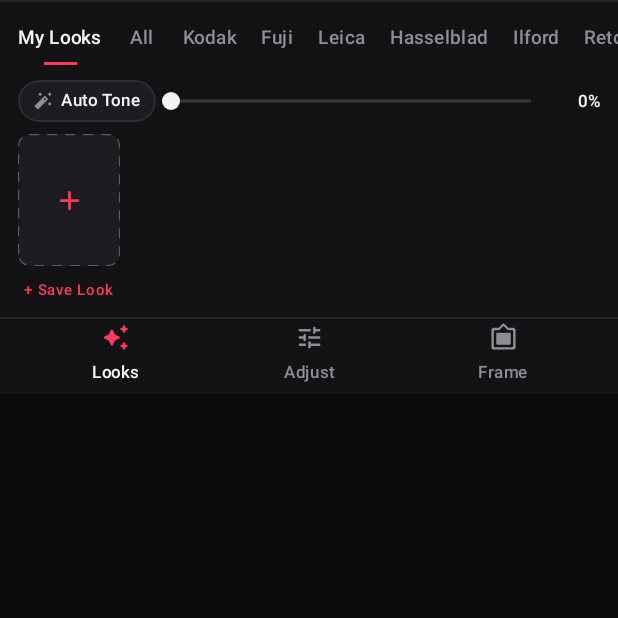
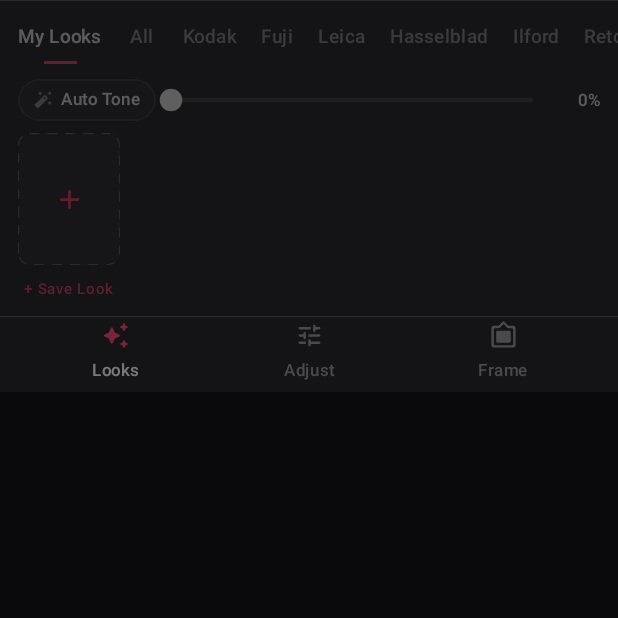
Before and after one commit to soju-sec/looklite, an Android app built with Jetpack Compose: the composable StudioWorkbench called with empty values, on a phone screen of 412 x 824 dp, the top half of it. Run offline under Robolectric (Android 15) with nearby library versions, the phone set to English and light mode, and no system bars.

Commit message:
fix(crash): provide LocalActivityResultRegistryOwner for localized context, replace demo image with Apple-style empty state, and lock editing until photo is loaded

```diff
--- a/app/src/main/java/app/looklite/android/ui/components/StudioWorkbench.kt
+++ b/app/src/main/java/app/looklite/android/ui/components/StudioWorkbench.kt
@@ -15,6 +15,7 @@ import androidx.compose.material3.*
 import androidx.compose.runtime.*
 import androidx.compose.ui.Alignment
 import androidx.compose.ui.Modifier
+import androidx.compose.ui.draw.alpha
 import androidx.compose.ui.draw.clip
 import androidx.compose.ui.geometry.CornerRadius
 import androidx.compose.ui.geometry.Offset
@@ -22,6 +23,7 @@ import androidx.compose.ui.graphics.Color
 import androidx.compose.ui.graphics.ImageBitmap
 import androidx.compose.ui.graphics.PathEffect
 import androidx.compose.ui.graphics.SolidColor
+import androidx.compose.ui.graphics.StrokeCap
 import androidx.compose.ui.graphics.drawscope.Stroke
 import androidx.compose.ui.graphics.vector.ImageVector
 import androidx.compose.ui.hapticfeedback.HapticFeedbackType
@@ -57,6 +59,7 @@ enum class AdjustSubTab(val labelResId: Int) {
 
 @Composable
 fun StudioWorkbench(
+    isEnabled: Boolean,
     activeTab: WorkbenchTab,
     onTabSelected: (WorkbenchTab) -> Unit,
     // Looks Tab
@@ -95,18 +98,30 @@ fun StudioWorkbench(
             .fillMaxWidth()
             .background(StudioWorkbenchBg)
     ) {
-        // Hairline top border separating canvas from docked workbench
+        // Apple 0.5.dp hairline separator
         Box(
             modifier = Modifier
                 .fillMaxWidth()
-                .height(1.dp)
+                .height(0.5.dp)
                 .background(StudioHairlineBorder)
         )
 
-        // Active Workbench Panel
+        // Active Workbench Panel (dimmed & locked when no photo is loaded)
         Box(
             modifier = Modifier
                 .fillMaxWidth()
+                .alpha(if (isEnabled) 1f else 0.32f)
+                .then(
+                    if (!isEnabled) {
+                        Modifier.pointerInput(Unit) {
+                            awaitPointerEventScope {
+                                while (true) {
+                                    awaitPointerEvent().changes.forEach { it.consume() }
+                                }
+                            }
+                        }
+                    } else Modifier
+                )
                 .padding(top = 8.dp, bottom = 6.dp)
         ) {
             when (activeTab) {
@@ -147,11 +162,11 @@ fun StudioWorkbench(
             }
         }
 
-        // Hairline divider above bottom 3-tab bar
+        // Apple 0.5.dp hairline divider above bottom 3-tab bar
         Box(
             modifier = Modifier
                 .fillMaxWidth()
-                .height(1.dp)
+                .height(0.5.dp)
                 .background(StudioHairlineBorder)
         )
 
@@ -161,6 +176,18 @@ fun StudioWorkbench(
                 .fillMaxWidth()
                 .navigationBarsPadding()
                 .height(50.dp)
+                .alpha(if (isEnabled) 1f else 0.45f)
+                .then(
+                    if (!isEnabled) {
+                        Modifier.pointerInput(Unit) {
+                            awaitPointerEventScope {
+                                while (true) {
+                                    awaitPointerEvent().changes.forEach { it.consume() }
+                                }
+                            }
+                        }
+                    } else Modifier
+                )
                 .background(StudioWorkbenchBg)
                 .padding(horizontal = 12.dp),
             verticalAlignment = Alignment.CenterVertically,
@@ -919,45 +946,47 @@ fun BorderlessSlider(
             val frac = ((currentValue - min) / (max - min)).coerceIn(0f, 1f)
             val thumbX = frac * size.width
 
-            // Base hairline track
+            // Apple-style rounded 3.dp track
             drawLine(
                 color = Color(0x28FFFFFF),
                 start = Offset(0f, y),
                 end = Offset(size.width, y),
-                strokeWidth = 2.dp.toPx()
+                strokeWidth = 3.dp.toPx(),
+                cap = StrokeCap.Round
             )
 
             // Center detent tick & active fill
             if (hasCenterDetent) {
                 val zeroFrac = (0f - min) / (max - min)
                 val zeroX = zeroFrac * size.width
-                // Active segment from 0 to thumb
                 drawLine(
                     color = StudioAccent,
                     start = Offset(zeroX, y),
                     end = Offset(thumbX, y),
-                    strokeWidth = 2.dp.toPx()
+                    strokeWidth = 3.dp.toPx(),
+                    cap = StrokeCap.Round
                 )
-                // Center detent tick mark
                 drawLine(
-                    color = Color(0x88FFFFFF),
+                    color = Color(0x99FFFFFF),
                     start = Offset(zeroX, y - 5.dp.toPx()),
                     end = Offset(zeroX, y + 5.dp.toPx()),
-                    strokeWidth = 1.5.dp.toPx()
+                    strokeWidth = 1.5.dp.toPx(),
+                    cap = StrokeCap.Round
                 )
             } else {
                 drawLine(
                     color = StudioAccent,
                     start = Offset(0f, y),
                     end = Offset(thumbX, y),
-                    strokeWidth = 2.dp.toPx()
+                    strokeWidth = 3.dp.toPx(),
+                    cap = StrokeCap.Round
                 )
             }
 
-            // Minimal circular thumb
+            // Crisp Apple circular thumb
             drawCircle(
-                color = StudioTextPrimary,
-                radius = 6.dp.toPx(),
+                color = Color.White,
+                radius = 7.5.dp.toPx(),
                 center = Offset(thumbX, y)
             )
         }
--- a/app/src/main/java/app/looklite/android/ui/theme/Theme.kt
+++ b/app/src/main/java/app/looklite/android/ui/theme/Theme.kt
@@ -5,16 +5,17 @@ import androidx.compose.material3.darkColorScheme
 import androidx.compose.runtime.Composable
 import androidx.compose.ui.graphics.Color
 
-// Darkroom Studio Palette
+// Apple Darkroom Studio Palette
 val StudioCanvasBg = Color(0xFF0A0A0C)
-val StudioWorkbenchBg = Color(0xFF131316)
-val StudioElevatedBg = Color(0xFF1C1C21)
-val StudioHairlineBorder = Color(0x14FFFFFF) // rgba(255,255,255,0.08)
-val StudioGlassOverlay = Color(0xCC131316)
-val StudioGlassBorder = Color(0x22FFFFFF)
-val StudioTextPrimary = Color(0xFFF4F4F6)
-val StudioTextSecondary = Color(0xFF8E8E98)
-val StudioAccent = Color(0xFFFF3B5C)
+val StudioWorkbenchBg = Color(0xFF141416)
+val StudioElevatedBg = Color(0xFF1C1C1E)
+val StudioSecondaryFill = Color(0xFF2C2C2E)
+val StudioHairlineBorder = Color(0x18FFFFFF)
+val StudioGlassOverlay = Color(0xCC1C1C1E)
+val StudioGlassBorder = Color(0x26FFFFFF)
+val StudioTextPrimary = Color(0xFFF5F5F7)
+val StudioTextSecondary = Color(0xFF8E8E93)
+val StudioAccent = Color(0xFFFF375F)
 
 private val DarkStudioColorScheme = darkColorScheme(
     primary = StudioAccent,
--- a/app/src/main/res/values/strings.xml
+++ b/app/src/main/res/values/strings.xml
@@ -16,6 +16,11 @@
     <string name="inspector_ratio">Aspect Ratio</string>
     <string name="inspector_split">Split View</string>
     <string name="inspector_before">Hold for Original</string>
+
+    <!-- Empty Canvas State -->
+    <string name="empty_title">No Photo Selected</string>
+    <string name="empty_subtitle">Choose a photo from your library to start color grading</string>
+    <string name="empty_cta">Open Photo</string>
 
     <!-- Aspect Ratios -->
     <string name="ratio_original">Original</string>
```
Also changed, not shown: app/src/main/java/app/looklite/android/MainActivity.kt (+102 -124 lines), app/src/main/java/app/looklite/android/ui/components/LookLiteHeader.kt (+32 -25 lines), 1 other file.
